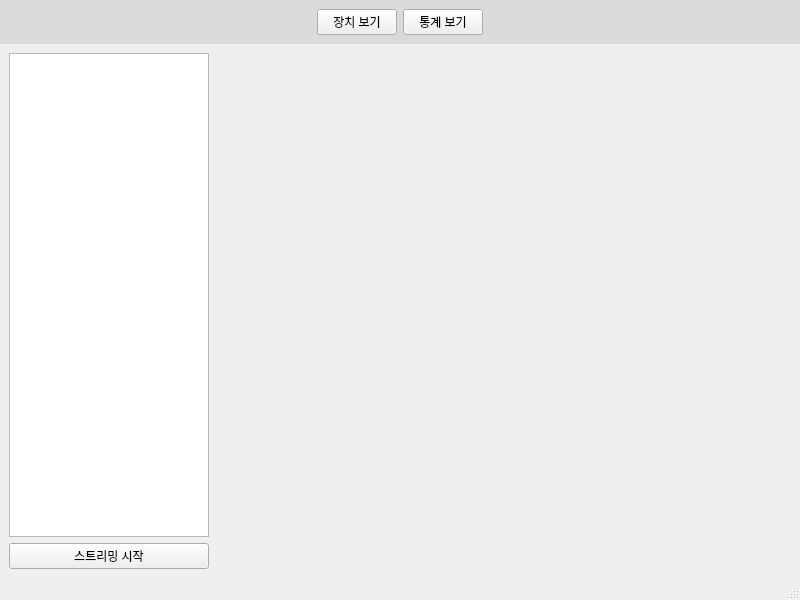
This is ui/mainwindow.ui in VEDA-EAGLES/smart_zone_client as Qt 5 draws it before an edit. The edited form follows.
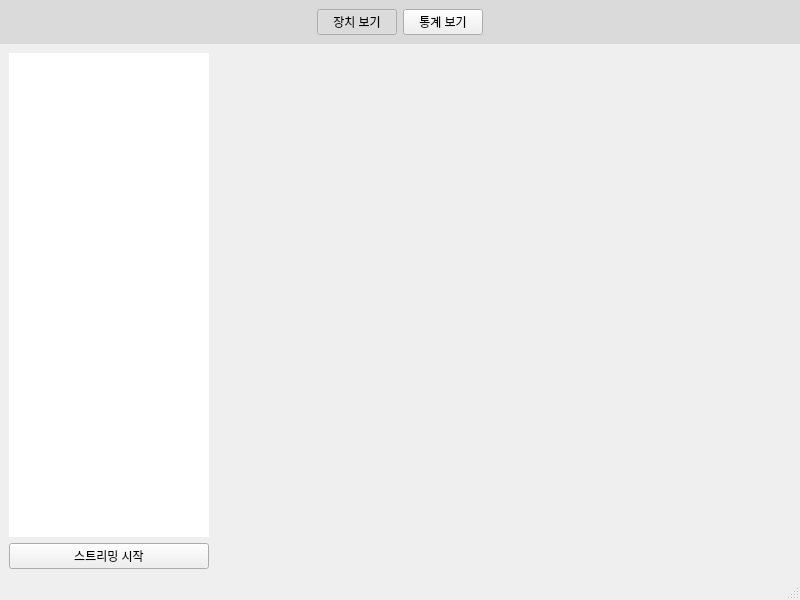
This is the edited form.

Commit message: design: 그래프 디스플레이 UI 추가 및 메인 윈도우 수정

The edit to the form file:
```diff
--- a/ui/mainwindow.ui
+++ b/ui/mainwindow.ui
@@ -49,6 +49,12 @@
          <property name="text">
           <string>장치 보기</string>
          </property>
+         <property name="checkable">
+          <bool>true</bool>
+         </property>
+         <property name="checked">
+          <bool>true</bool>
+         </property>
         </widget>
        </item>
        <item alignment="Qt::AlignLeft">
@@ -114,7 +120,25 @@
             <number>0</number>
            </property>
            <item>
-            <widget class="QListWidget" name="listWidget"/>
+            <widget class="QListWidget" name="listWidget">
+             <property name="font">
+              <font>
+               <pointsize>14</pointsize>
+              </font>
+             </property>
+             <property name="frameShape">
+              <enum>QFrame::NoFrame</enum>
+             </property>
+             <property name="frameShadow">
+              <enum>QFrame::Plain</enum>
+             </property>
+             <property name="lineWidth">
+              <number>0</number>
+             </property>
+             <property name="itemAlignment">
+              <set>Qt::AlignCenter</set>
+             </property>
+            </widget>
            </item>
            <item>
             <layout class="QHBoxLayout" name="horizontalLayout_2">
```
Left out of the diff: 7 changed lines with no effect on the pictures. Lines whose indentation alone changed are shown as unchanged. The commit also changes 1 other file.
